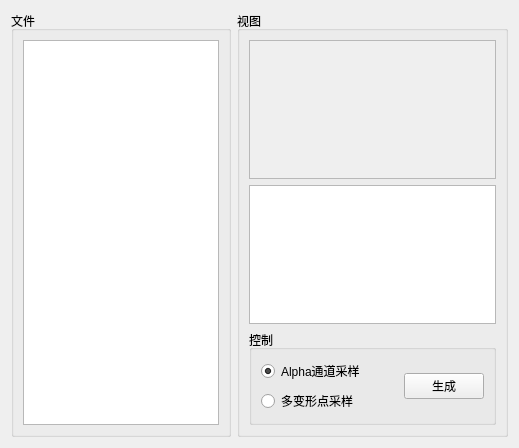
Above: Modules/ImageExInfos/simageexinfos.ui from cnscj/WorkHelper before the change. Below: the same form after it.
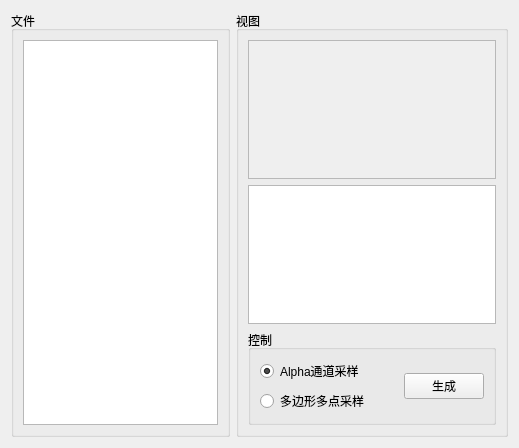
That is the form after the change. Custom widgets are drawn as their Qt base class.

Diff of the .ui file:
```diff
--- a/Modules/ImageExInfos/simageexinfos.ui
+++ b/Modules/ImageExInfos/simageexinfos.ui
@@ -87,7 +87,7 @@
          <item row="1" column="0">
           <widget class="QRadioButton" name="radioButton_5">
            <property name="text">
-            <string>多变形点采样</string>
+            <string>多边形多点采样</string>
            </property>
           </widget>
          </item>
@@ -116,7 +116,7 @@
             <rect>
              <x>0</x>
              <y>0</y>
-             <width>251</width>
+             <width>253</width>
              <height>135</height>
             </rect>
            </property>
```
Left out of the diff: 10 changed lines with no effect on the pictures.
